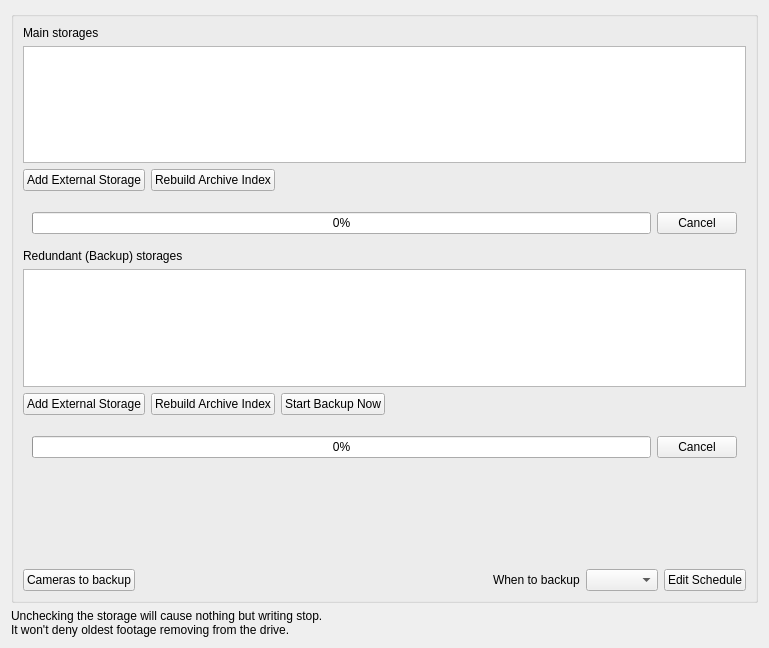
Qt form client/src/ui/widgets/properties/storage_config_widget.ui (networkoptix/nx_open) before a commit.
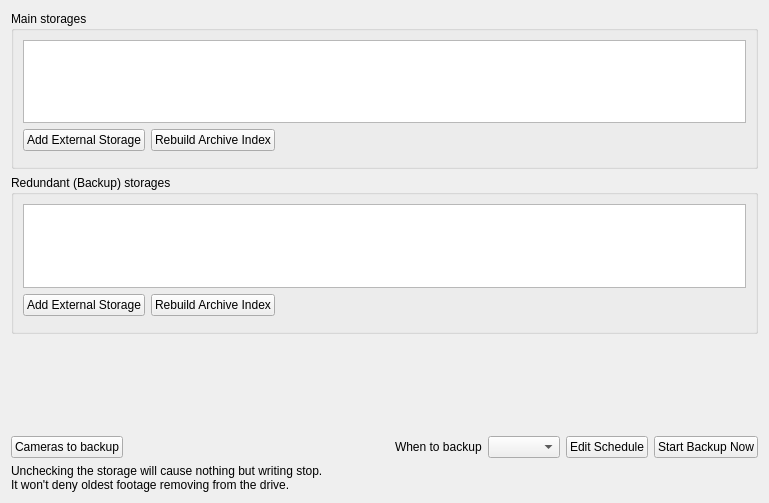
The same form after that commit. The open tabs and pages were chosen to show the change. Custom widgets are drawn as their Qt base class.

Commit message:
VMS-1154: Improve server settings dialog - storages page
<==== Mercurial data ====>
Branch: x_vms_947_redundant_storage_2

The edit to the form file:
```diff
--- a/client/src/ui/widgets/properties/storage_config_widget.ui
+++ b/client/src/ui/widgets/properties/storage_config_widget.ui
@@ -7,23 +7,16 @@
     <x>0</x>
     <y>0</y>
     <width>769</width>
-    <height>648</height>
+    <height>503</height>
    </rect>
   </property>
   <layout class="QVBoxLayout" name="verticalLayout_2">
    <item>
     <widget class="QGroupBox" name="storagesGroupBox">
      <property name="title">
-      <string/>
-     </property>
-     <layout class="QVBoxLayout" name="verticalLayout">
-      <item>
-       <widget class="QLabel" name="label">
-        <property name="text">
          <string>Main storages</string>
         </property>
-       </widget>
-      </item>
+     <layout class="QVBoxLayout" name="verticalLayout">
       <item>
        <widget class="QnTableView" name="mainStoragesTable">
         <property name="autoFillBackground">
@@ -84,50 +77,17 @@
        </layout>
       </item>
       <item>
-       <widget class="QStackedWidget" name="stackedWidgetMain">
-        <property name="currentIndex">
-         <number>0</number>
-        </property>
-        <widget class="QWidget" name="rebuildPreparePage">
-         <layout class="QHBoxLayout" name="horizontalLayout_4"/>
-        </widget>
-        <widget class="QWidget" name="rebuildProgressPage">
-         <layout class="QVBoxLayout" name="verticalLayout_3">
-          <item>
-           <widget class="QnWordWrappedLabel" name="rebuildStatusLabelMain" native="true"/>
-          </item>
-          <item>
-           <layout class="QHBoxLayout" name="horizontalLayout_7">
-            <item>
-             <widget class="QProgressBar" name="rebuildProgressBarMain">
-              <property name="enabled">
-               <bool>true</bool>
-              </property>
-              <property name="value">
-               <number>0</number>
-              </property>
-             </widget>
-            </item>
-            <item>
-             <widget class="QPushButton" name="rebuildStopButtonMain">
-              <property name="text">
-               <string>Cancel</string>
-              </property>
-             </widget>
-            </item>
-           </layout>
-          </item>
-         </layout>
-        </widget>
-       </widget>
+       <widget class="QnStorageRebuildWidget" name="rebuildMainWidget" native="true"/>
+      </item>
+     </layout>
+    </widget>
       </item>
       <item>
-       <widget class="QLabel" name="label_2">
-        <property name="text">
+    <widget class="QGroupBox" name="groupBox">
+     <property name="title">
          <string>Redundant (Backup) storages</string>
         </property>
-       </widget>
-      </item>
+     <layout class="QVBoxLayout" name="verticalLayout_4">
       <item>
        <widget class="QnTableView" name="backupStoragesTable">
         <property name="autoFillBackground">
@@ -178,13 +138,6 @@
           </property>
          </widget>
         </item>
-        <item>
-         <widget class="QPushButton" name="backupStartButton">
-          <property name="text">
-           <string>Start Backup Now</string>
-          </property>
-         </widget>
-        </item>
         <item>
          <spacer name="horizontalSpacer_4">
           <property name="orientation">
@@ -201,41 +154,9 @@
        </layout>
       </item>
       <item>
-       <widget class="QStackedWidget" name="stackedWidgetBackup">
-        <property name="currentIndex">
-         <number>0</number>
-        </property>
-        <widget class="QWidget" name="rebuildPreparePage">
-         <layout class="QHBoxLayout" name="horizontalLayout_4"/>
-        </widget>
-        <widget class="QWidget" name="rebuildProgressPage">
-         <layout class="QVBoxLayout" name="verticalLayout_3">
-          <item>
-           <widget class="QnWordWrappedLabel" name="rebuildStatusLabelBackup" native="true"/>
-          </item>
-          <item>
-           <layout class="QHBoxLayout" name="horizontalLayout_7">
-            <item>
-             <widget class="QProgressBar" name="rebuildProgressBarBackup">
-              <property name="enabled">
-               <bool>true</bool>
-              </property>
-              <property name="value">
-               <number>0</number>
-              </property>
-             </widget>
-            </item>
-            <item>
-             <widget class="QPushButton" name="rebuildStopButtonBackup">
-              <property name="text">
-               <string>Cancel</string>
-              </property>
-             </widget>
-            </item>
-           </layout>
-          </item>
-         </layout>
-        </widget>
+       <widget class="QnStorageRebuildWidget" name="rebuildBackupWidget" native="true"/>
+      </item>
+     </layout>
        </widget>
       </item>
       <item>
@@ -243,10 +164,10 @@
         <property name="currentIndex">
          <number>0</number>
         </property>
-        <widget class="QWidget" name="rebuildPreparePage">
+     <widget class="QWidget" name="backupPreparePage">
          <layout class="QHBoxLayout" name="horizontalLayout_4"/>
         </widget>
-        <widget class="QWidget" name="rebuildProgressPage">
+     <widget class="QWidget" name="backupProgressPage">
          <layout class="QVBoxLayout" name="verticalLayout_3">
           <item>
            <widget class="QnWordWrappedLabel" name="rebuildStatusLabelBackup" native="true"/>
@@ -338,10 +259,14 @@
           </property>
          </widget>
         </item>
-       </layout>
-      </item>
-     </layout>
-    </widget>
+     <item>
+      <widget class="QPushButton" name="backupStartButton">
+       <property name="text">
+        <string>Start Backup Now</string>
+       </property>
+      </widget>
+     </item>
+    </layout>
    </item>
    <item>
     <widget class="QLabel" name="storagesWarningLabel">
@@ -365,6 +290,12 @@
    <header location="global">ui/widgets/word_wrapped_label.h</header>
    <container>1</container>
   </customwidget>
+  <customwidget>
+   <class>QnStorageRebuildWidget</class>
+   <extends>QWidget</extends>
+   <header location="global">ui/widgets/properties/storage_rebuild_widget.h</header>
+   <container>1</container>
+  </customwidget>
  </customwidgets>
  <resources/>
  <connections/>
```
Left out of the diff: 4 changed lines with no effect on the pictures. Lines whose indentation alone changed are shown as unchanged. The commit also changes 15 other files.
